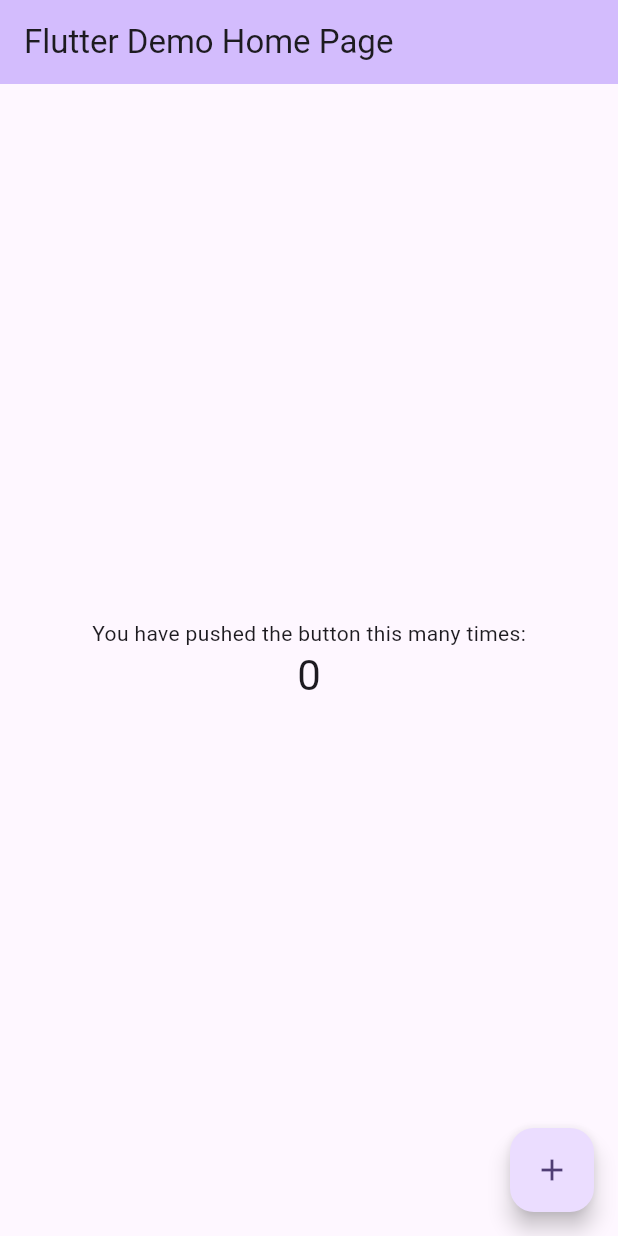
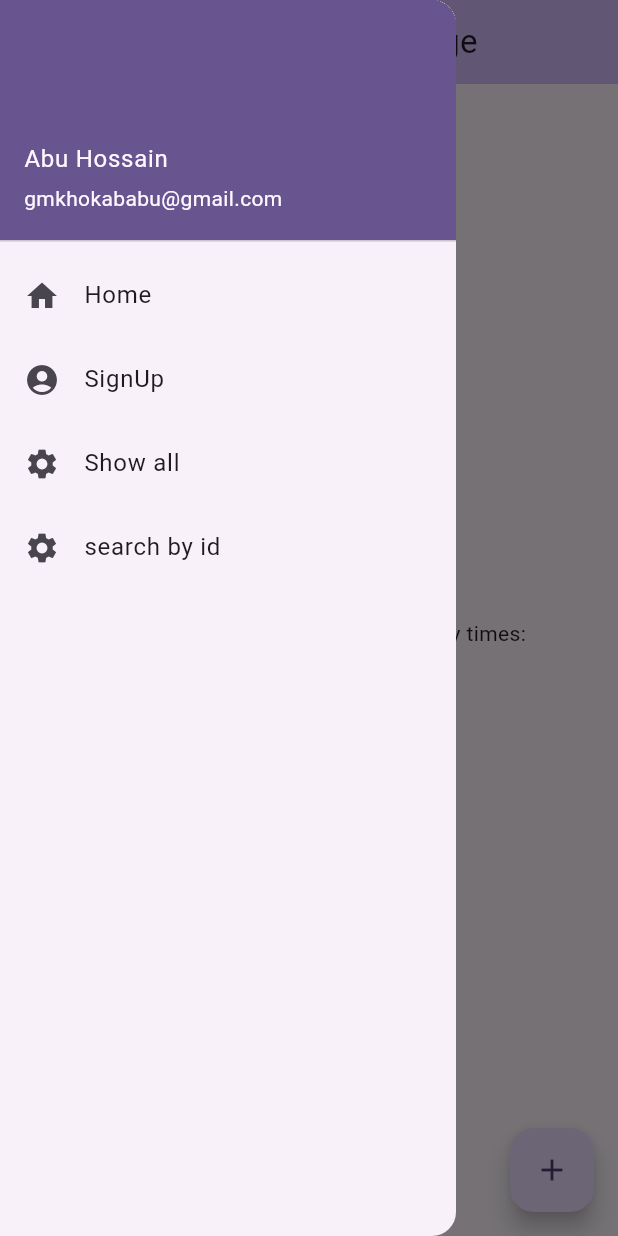
Before and after one commit to gmkhokababu/Flutter, a Flutter app: the screen it shows after launch, with the side drawer open (before the commit the screen has no drawer), on a phone screen of 412 x 824 dp. Run offline on Flutter 3.47's test engine with Material 3 defaults, Android fonts, the phone set to English and light mode, and no system bars; key blocks and very long unbroken strings in the code were emptied for the run.

Commit message:
add search

```diff
--- a/db_project/lib/main.dart
+++ b/db_project/lib/main.dart
@@ -1,3 +1,4 @@
+import 'package:db_project/navbar.dart';
 import 'package:db_project/signup.dart';
 import 'package:flutter/material.dart';
 
@@ -43,6 +44,7 @@ class _MyHomePageState extends State<MyHomePage> {
   @override
   Widget build(BuildContext context) {
     return Scaffold(
+      drawer: NavBar(),
       appBar: AppBar(
         backgroundColor: Theme.of(context).colorScheme.inversePrimary,
         title: Text(widget.title),
--- /dev/null
+++ b/db_project/lib/navbar.dart
@@ -0,0 +1,63 @@
+import 'package:db_project/main.dart';
+import 'package:db_project/searchId.dart';
+import 'package:db_project/showall.dart';
+import 'package:db_project/signup.dart';
+import 'package:flutter/material.dart';
+
+
+class NavBar extends StatelessWidget {
+  @override
+  Widget build(BuildContext context) {
+    return Drawer(
+      child: ListView(
+        children: [
+          UserAccountsDrawerHeader(
+            accountName: Text("Abu Hossain"),
+            accountEmail: Text("gmkhokababu@gmail.com"),
+            // currentAccountPicture: CircleAvatar(
+            //   child: ClipOval(
+            //     child: Image.asset("images/abu.jpg",fit: BoxFit.fill,),
+            //   ),
+            // ),
+          ),
+          ListTile(
+            leading: Icon(Icons.home),
+            title: Text("Home"),
+            onTap: () {
+              // SnackBar s=SnackBar(content: Text("Home"),);
+              // ScaffoldMessenger.of(context).showSnackBar(s);
+              Navigator.push(context, MaterialPageRoute(builder: (context) => MyApp()));
+            },
+          ),
+          ListTile(
+            leading: Icon(Icons.account_circle),
+            title: Text("SignUp"),
+            onTap: () {
+              // SnackBar s=SnackBar(content: Text("Pro"),);
+              // ScaffoldMessenger.of(context).showSnackBar(s);
+              Navigator.push(context, MaterialPageRoute(builder: (context) => Signup()));
+            },
+          ),
+          ListTile(
+            leading: Icon(Icons.settings),
+            title: Text("Show all"),
+            onTap: () {
+              // SnackBar s=SnackBar(content: Text("Hello Settings"),);
+              // ScaffoldMessenger.of(context).showSnackBar(s);
+              Navigator.push(context, MaterialPageRoute(builder: (context) => Showall()));
+            },
+          ),
+          ListTile(
+            leading: Icon(Icons.settings),
+            title: Text("search by id"),
+            onTap: () {
+              // SnackBar s=SnackBar(content: Text("Hello Settings"),);
+              // ScaffoldMessenger.of(context).showSnackBar(s);
+              Navigator.push(context, MaterialPageRoute(builder: (context) => Searchid()));
+            },
+          ),
+        ],
+      ),
+    );
+  }
+}
--- a/db_project/lib/signup.dart
+++ b/db_project/lib/signup.dart
@@ -1,6 +1,7 @@
 import 'dart:convert';
 
 import 'package:db_project/main.dart';
+import 'package:db_project/navbar.dart';
 import 'package:db_project/student.dart';
 import 'package:flutter/material.dart';
 import 'package:http/http.dart' as http;
@@ -48,6 +49,7 @@ class _SignupState extends State<Signup> {
   @override
   Widget build(BuildContext context) {
     return Scaffold(
+      drawer: NavBar(),
       appBar: AppBar(
         title: Text("Signup"),
       ),
```
Also changed, not shown: db_project/lib/searchId.dart (added, +96 -0 lines), db_project/lib/showall.dart (+9 -7 lines).
